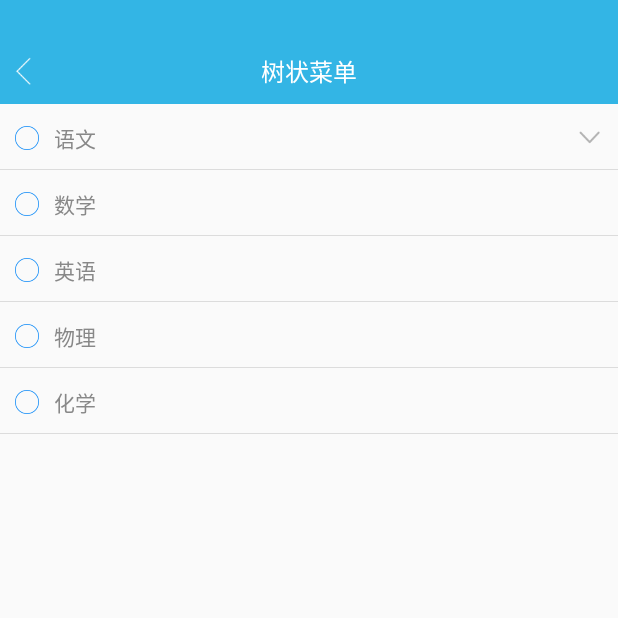
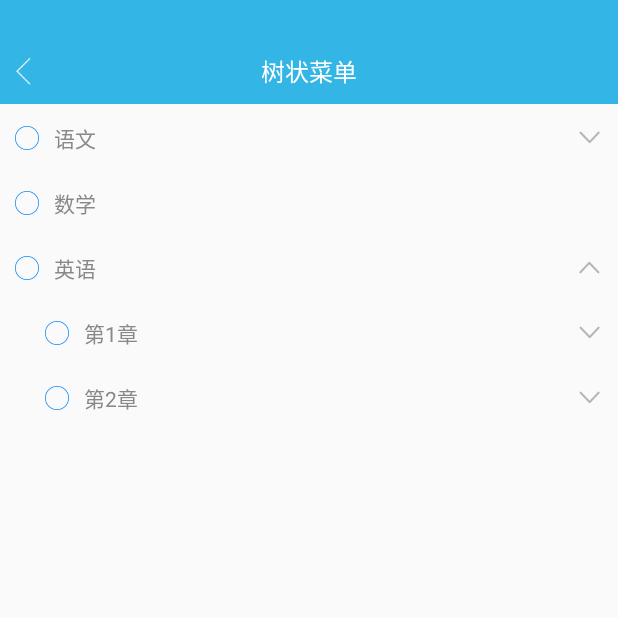
Before and after one commit to psvmc/ZJLearnAndroid, an Android app: the TreeViewActivity screen opened directly, with no data from a screen before it, after a tap on "英语", on a phone screen of 412 x 824 dp, the top half of it. Run offline under Robolectric (Android 15) with nearby library versions, the phone set to English and light mode, and no system bars.

Commit message:
代码更新

```diff
--- a/app/src/main/java/cn/psvmc/zjlearnandroid/DemoTreeView/TreeViewActivity.kt
+++ b/app/src/main/java/cn/psvmc/zjlearnandroid/DemoTreeView/TreeViewActivity.kt
@@ -46,7 +46,7 @@ class TreeViewActivity : AppCompatActivity(), TreeViewListAdapter.OnItemClickLis
         mRecyclerView!!.adapter = mListAdapter
 
         mRecyclerView!!.layoutManager = LinearLayoutManager(context, LinearLayoutManager.VERTICAL, false)
-        mRecyclerView!!.addItemDecoration(RecycleViewDivider(context, LinearLayoutManager.VERTICAL))
+        //mRecyclerView!!.addItemDecoration(RecycleViewDivider(context, LinearLayoutManager.VERTICAL))
         // 设置item动画
         mRecyclerView!!.itemAnimator = DefaultItemAnimator()
         mListAdapter!!.setOnItemClickListener(this)
@@ -79,20 +79,37 @@ class TreeViewActivity : AppCompatActivity(), TreeViewListAdapter.OnItemClickLis
                 )
         )
         var model02 = TreeItemModel(2, "数学", 0, null)
-        var model03 = TreeItemModel(3, "英语", 0, null)
-        var model04 = TreeItemModel(4, "物理", 0, null)
-        var model05 = TreeItemModel(5, "化学", 0, null)
+        var model03 = TreeItemModel(3, "英语", 0, arrayListOf<TreeItemModel>(
+                TreeItemModel(36, "第1章", 1,
+                        arrayListOf<TreeItemModel>(
+                                TreeItemModel(20, "第1节", 2, null),
+                                TreeItemModel(21, "第2节", 2, null),
+                                TreeItemModel(22, "第3节", 2, null),
+                                TreeItemModel(23, "第4节", 2, null)
+                        )
+                ),
+                TreeItemModel(37, "第2章", 1,
+                        arrayListOf<TreeItemModel>(
+                                TreeItemModel(24, "第1节", 2, null),
+                                TreeItemModel(25, "第2节", 2, null),
+                                TreeItemModel(26, "第3节", 2, null),
+                                TreeItemModel(27, "第4节", 2, null)
+                        )
+                )
+        )
+        )
+
         mDatas.add(model01)
         mDatas.add(model02)
         mDatas.add(model03)
-        mDatas.add(model04)
-        mDatas.add(model05)
+
         mListAdapter!!.notifyDataSetChanged()
     }
 
     override fun onItemClick(view: View, position: Int) {
         var itemData = this.mDatas.get(position);
-        Log.i(TAG,""+mDatas.size)
+        Log.i(TAG, "position：" + position)
+        Log.i(TAG, "数据的ID：" + itemData.id + " name：" + itemData.name)
         if (itemData.childArr != null) {
             itemData.isexpand = !itemData.isexpand;
             mListAdapter!!.update(position)
@@ -101,8 +118,8 @@ class TreeViewActivity : AppCompatActivity(), TreeViewListAdapter.OnItemClickLis
             } else {
                 mListAdapter!!.removeSon(position)
             }
-        }else{
-            Log.i(TAG,"子项为空")
+        } else {
+            Log.i(TAG, "子项为空")
         }
 
     }
--- a/app/src/main/java/cn/psvmc/zjlearnandroid/DemoTreeView/TreeViewListAdapter.kt
+++ b/app/src/main/java/cn/psvmc/zjlearnandroid/DemoTreeView/TreeViewListAdapter.kt
@@ -91,6 +91,7 @@ open class TreeViewListAdapter(private val context: Context, private val mDatas:
         }
         mDatas.addAll(position, list);
         notifyItemRangeInserted(position, list.size)
+        notifyItemRangeChanged(position+list.size-1,mDatas.size-position-list.size+1)
     }
 
     fun removeSon(position: Int) {
@@ -114,6 +115,7 @@ open class TreeViewListAdapter(private val context: Context, private val mDatas:
         }
         mDatas.removeAll(removedList)
         notifyItemRangeRemoved(position + 1, removedList.size);
+        notifyItemRangeChanged(position+1,mDatas.size-position-1)
     }
 
 
--- a/gradle.properties
+++ b/gradle.properties
@@ -1,18 +1,17 @@
-# Project-wide Gradle settings.
-
-# IDE (e.g. Android Studio) users:
-# Gradle settings configured through the IDE *will override*
-# any settings specified in this file.
-
+## Project-wide Gradle settings.
+#
 # For more details on how to configure your build environment visit
 # http://www.gradle.org/docs/current/userguide/build_environment.html
-
+#
 # Specifies the JVM arguments used for the daemon process.
 # The setting is particularly useful for tweaking memory settings.
-# Default value: -Xmx10248m -XX:MaxPermSize=256m
+# Default value: -Xmx1024m -XX:MaxPermSize=256m
 # org.gradle.jvmargs=-Xmx2048m -XX:MaxPermSize=512m -XX:+HeapDumpOnOutOfMemoryError -Dfile.encoding=UTF-8
-
+#
 # When configured, Gradle will run in incubating parallel mode.
 # This option should only be used with decoupled projects. More details, visit
 # http://www.gradle.org/docs/current/userguide/multi_project_builds.html#sec:decoupled_projects
 # org.gradle.parallel=true
+#Fri Jan 12 00:29:15 CST 2018
+systemProp.http.proxyHost=mirrors.neusoft.edu.cn
+systemProp.http.proxyPort=80
```
